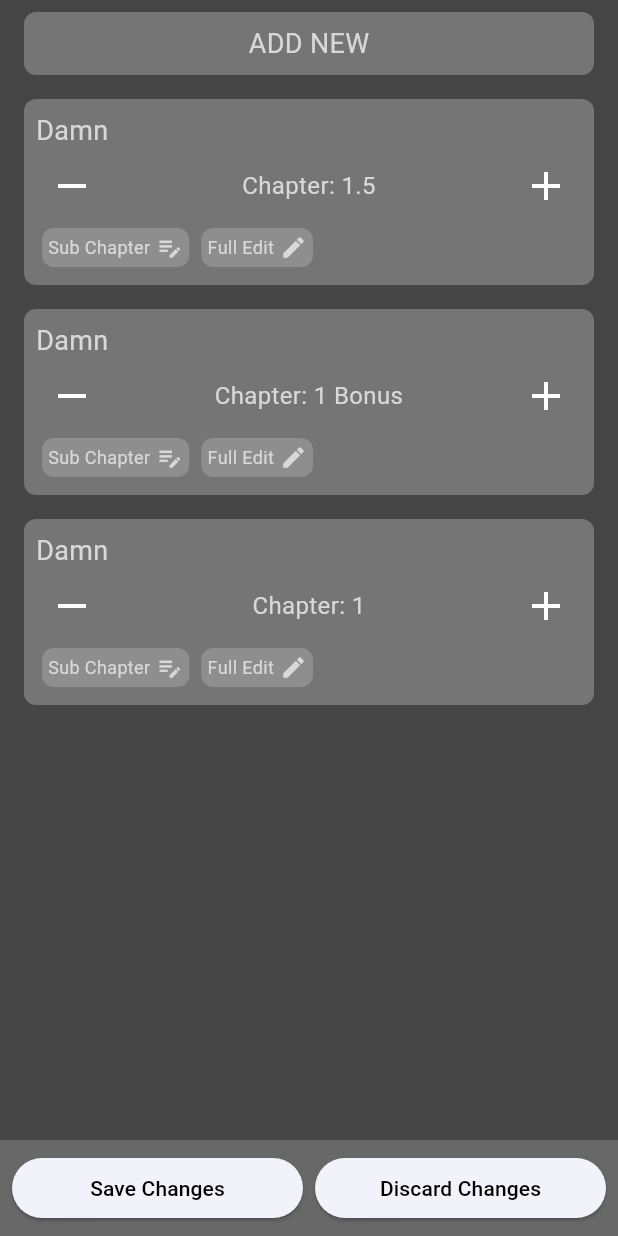
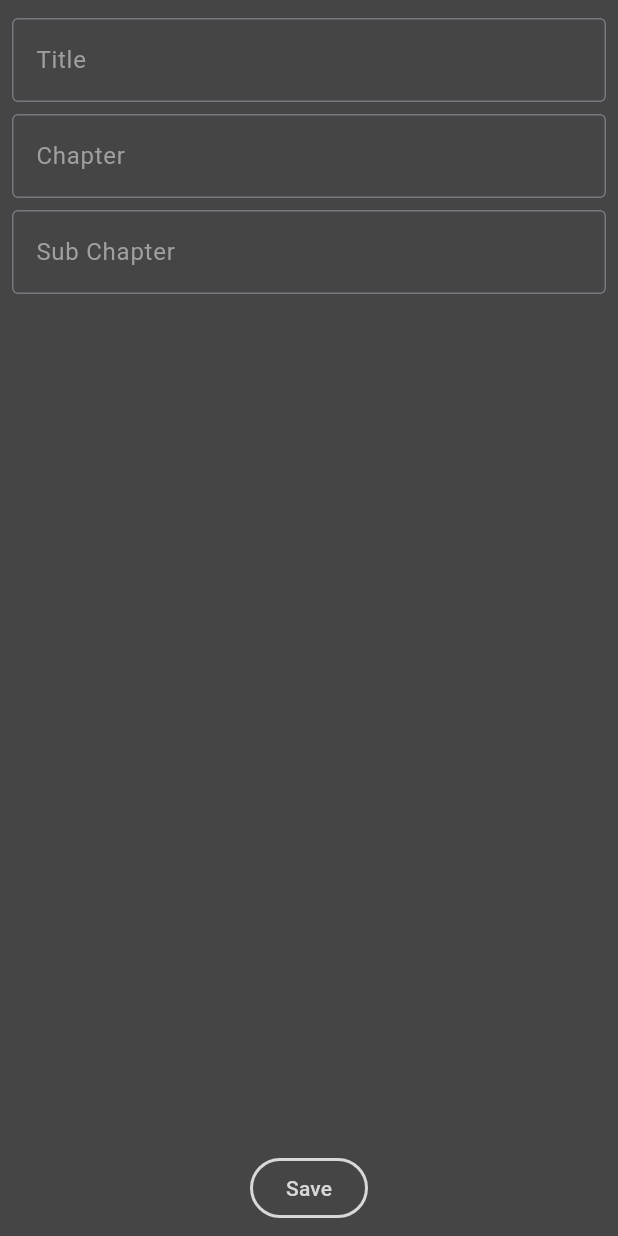
Before and after one commit to Szomti/BookmarkManager, a Flutter app: the HomeScreen screen opened directly, after a tap on "ADD NEW", on a phone screen of 412 x 824 dp. Run offline on Flutter 3.47's test engine with Material 3 defaults, Android fonts, the phone set to English and light mode, and no system bars; our stand-ins replace shared_preferences; accounts and stored records are empty.

Commit message:
Working storage; New bookmark screen;

```diff
--- a/lib/screens/home/library.dart
+++ b/lib/screens/home/library.dart
@@ -4,6 +4,7 @@ import 'package:flutter/material.dart';
 
 import '../../storage/bookmarks/bookmark.dart';
 import '../../storage/bookmarks/bookmarks.dart';
+import '../new_bookmark/library.dart';
 
 part './screen.dart';
 
--- a/lib/screens/home/screen.dart
+++ b/lib/screens/home/screen.dart
@@ -17,71 +17,117 @@ class _HomeScreenState extends State<HomeScreen> {
       body: SafeArea(
         child: Column(
           children: [
-            GestureDetector(
-              behavior: HitTestBehavior.opaque,
-              onTap: () {
-
+            Expanded(
+              child: ListenableBuilder(
+                listenable: BookmarksStorage.instance,
+                builder: (BuildContext context, Widget? child) {
+                  return ListView.builder(
+                    shrinkWrap: true,
+                    itemCount: _bookmarks.length + 1,
+                    itemBuilder: (context, index) {
+                      if (index < _bookmarks.length) {
+                        return _TileWidget(_bookmarks.elementAt(index));
+                      }
+                      return const SizedBox(height: 16);
                     },
-              child: Container(
-                margin: const EdgeInsets.symmetric(vertical: 8, horizontal: 16),
-                padding: const EdgeInsets.all(8.0),
-                decoration: BoxDecoration(
-                  color: const Color(0xFF757575),
-                  borderRadius: BorderRadius.circular(8),
-                ),
-                child: Row(
-                  mainAxisAlignment: MainAxisAlignment.center,
-                  children: [
-                    Text(
-                      'Add New'.toUpperCase(),
-                      style: const TextStyle(
-                        fontSize: 18,
-                        color: Color(0xFFD8D8D8),
-                      ),
-                    ),
-                  ],
-                ),
-              ),
-            ),
-            Expanded(
-              child: ListView.builder(
-                shrinkWrap: true,
-                itemCount: _bookmarks.length,
-                itemBuilder: (context, index) {
-                  return _TileWidget(_bookmarks.elementAt(index));
+                  );
                 },
               ),
             ),
             Container(
-              padding: const EdgeInsets.all(8.0),
-              color: const Color(0xFF686868),
-              child: Row(
+              padding: const EdgeInsets.symmetric(
+                vertical: 8.0,
+                horizontal: 16.0,
+              ),
+              color: const Color(0xFF535353),
+              child: Column(
+                children: [
+                  AnimatedSwitcher(
+                    duration: const Duration(milliseconds: 300),
+                    child: ValueListenableBuilder(
+                      valueListenable: BookmarksStorage.edited,
+                      builder: (BuildContext context, value, Widget? child) {
+                        return AnimatedSwitcher(
+                          duration: const Duration(milliseconds: 300),
+                          child: value
+                              ? Row(
                                   mainAxisAlignment: MainAxisAlignment.center,
                                   children: [
                                     Expanded(
-                    child: ElevatedButton(
-                      onPressed: BookmarksStorage.instance.save,
+                                      child: OutlinedButton(
+                                        onPressed:
+                                            BookmarksStorage.instance.load,
+                                        style: OutlinedButton.styleFrom(
+                                          side: const BorderSide(
+                                            color: Color(0xFFD8D8D8),
+                                            width: 2.0,
+                                          ),
+                                        ),
                                         child: const FittedBox(
                                           fit: BoxFit.scaleDown,
                                           child: Text(
-                          'Save Changes',
-                          style: TextStyle(color: Colors.black),
+                                            'Discard',
+                                            style: TextStyle(
+                                                color: Color(0xFFD8D8D8)),
                                           ),
                                         ),
                                       ),
                                     ),
-                  const SizedBox(width: 8),
+                                    const SizedBox(width: 16),
                                     Expanded(
-                    child: ElevatedButton(
-                      onPressed: BookmarksStorage.instance.load,
+                                      child: OutlinedButton(
+                                        onPressed:
+                                            BookmarksStorage.instance.save,
+                                        style: OutlinedButton.styleFrom(
+                                          side: const BorderSide(
+                                            color: Color(0xFFD8D8D8),
+                                            width: 2.0,
+                                          ),
+                                        ),
                                         child: const FittedBox(
                                           fit: BoxFit.scaleDown,
                                           child: Text(
-                          'Discard Changes',
-                          style: TextStyle(color: Colors.black),
+                                            'Save',
+                                            style: TextStyle(
+                                                color: Color(0xFFD8D8D8)),
                                           ),
                                         ),
                                       ),
+                                    ),
+                                  ],
+                                )
+                              : const SizedBox.shrink(),
+                        );
+                      },
+                    ),
+                  ),
+                  Row(
+                    children: [
+                      Expanded(
+                        child: OutlinedButton(
+                          onPressed: () {
+                            Navigator.push(
+                              context,
+                              MaterialPageRoute(
+                                builder: (_) => const NewBookmarkScreen(),
+                              ),
+                            );
+                          },
+                          style: OutlinedButton.styleFrom(
+                            side: const BorderSide(
+                              color: Color(0xFFD8D8D8),
+                              width: 2.0,
+                            ),
+                          ),
+                          child: Text(
+                            'Add New'.toUpperCase(),
+                            style: const TextStyle(
+                              color: Color(0xFFD8D8D8),
+                            ),
+                          ),
+                        ),
+                      ),
+                    ],
                   ),
                 ],
               ),
--- a/lib/screens/home/tile.dart
+++ b/lib/screens/home/tile.dart
@@ -15,9 +15,9 @@ class _TileWidgetState extends State<_TileWidget> {
   @override
   Widget build(BuildContext context) {
     return Container(
-      margin: const EdgeInsets.symmetric(vertical: 8, horizontal: 16),
+      margin: const EdgeInsets.all(16).copyWith(bottom: 0),
       decoration: BoxDecoration(
-        color: const Color(0xFF757575),
+        color: const Color(0xFF656565),
         borderRadius: BorderRadius.circular(8),
       ),
       child: ListenableBuilder(
@@ -31,9 +31,9 @@ class _TileWidgetState extends State<_TileWidget> {
                   children: [
                     Expanded(
                       child: Text(
-                        _bookmark.text,
+                        _bookmark.title,
                         style: const TextStyle(
-                          fontSize: 18,
+                          fontSize: 15,
                           color: Color(0xFFD8D8D8),
                         ),
                       ),
@@ -50,7 +50,7 @@ class _TileWidgetState extends State<_TileWidget> {
                           'Chapter: ${_bookmark.chapter.info}',
                           textAlign: TextAlign.center,
                           style: const TextStyle(
-                            fontSize: 16,
+                            fontSize: 13,
                             color: Color(0xFFD8D8D8),
                           ),
                         ),
@@ -63,6 +63,11 @@ class _TileWidgetState extends State<_TileWidget> {
                   children: [
                     _createEditBaseBtn('Sub Chapter', Icons.edit_note, () {}),
                     _createEditBaseBtn('Full Edit', Icons.edit, () {}),
+                    _createEditBaseBtn(
+                      'Delete',
+                      Icons.delete_forever,
+                      () => BookmarksStorage.instance.removeBookmark(_bookmark),
+                    ),
                   ],
                 ),
               ],
@@ -91,7 +96,7 @@ class _TileWidgetState extends State<_TileWidget> {
         margin: const EdgeInsets.all(4.0),
         padding: const EdgeInsets.all(4.0),
         decoration: BoxDecoration(
-          color: const Color(0xFF8E8E8E),
+          color: const Color(0xFF7E7E7E),
           borderRadius: BorderRadius.circular(8.0),
         ),
         child: Row(
@@ -120,11 +125,20 @@ class _TileWidgetState extends State<_TileWidget> {
       behavior: HitTestBehavior.opaque,
       onTap: onTap,
       child: Padding(
-        padding: const EdgeInsets.all(8.0),
-        child: Icon(
-          icon,
-          color: Colors.white,
-          size: 32,
+        padding: const EdgeInsets.all(4.0),
+        child: Container(
+          decoration: const BoxDecoration(
+            color: Color(0xFF7E7E7E),
+            shape: BoxShape.circle,
+          ),
+          child: Padding(
+            padding: const EdgeInsets.all(4.0),
+            child: Icon(
+              icon,
+              color: Colors.white,
+              size: 20,
+            ),
+          ),
         ),
       ),
     );
--- a/lib/screens/loading/screen.dart
+++ b/lib/screens/loading/screen.dart
@@ -11,12 +11,7 @@ class _LoadingScreenState extends State<LoadingScreen> {
   @override
   void initState() {
     WidgetsBinding.instance.addPostFrameCallback((_) async {
-      await Future.delayed(const Duration(milliseconds: 250));
-      if (!mounted) return;
-      Navigator.push(
-        context,
-        MaterialPageRoute(builder: (_) => const HomeScreen()),
-      );
+      await _handleLoading();
     });
     super.initState();
   }
@@ -46,11 +41,11 @@ class _LoadingScreenState extends State<LoadingScreen> {
     );
   }
 
-  Future<void> handleLoading() async {
+  Future<void> _handleLoading() async {
     BookmarksStorage.instance.load();
     await Future.delayed(const Duration(milliseconds: 250));
     if (!mounted) return;
-    Navigator.push(
+    Navigator.pushReplacement(
       context,
       MaterialPageRoute(builder: (_) => const HomeScreen()),
     );
--- /dev/null
+++ b/lib/screens/new_bookmark/library.dart
@@ -0,0 +1,7 @@
+library;
+
+import 'package:bookmark_manager/storage/bookmarks/bookmark.dart';
+import 'package:bookmark_manager/storage/bookmarks/bookmarks.dart';
+import 'package:flutter/material.dart';
+
+part './screen.dart';
--- /dev/null
+++ b/lib/screens/new_bookmark/screen.dart
@@ -0,0 +1,123 @@
+part of 'library.dart';
+
+class NewBookmarkScreen extends StatefulWidget {
+  const NewBookmarkScreen({super.key});
+
+  @override
+  State<StatefulWidget> createState() => _NewBookmarkScreenState();
+}
+
+class _NewBookmarkScreenState extends State<NewBookmarkScreen> {
+  static final _titleController = TextEditingController();
+  static final _chapterController = TextEditingController();
+  static final _subChapterController = TextEditingController();
+
+  @override
+  Widget build(BuildContext context) {
+    return Scaffold(
+      backgroundColor: const Color(0xFF454545),
+      body: SafeArea(
+        child: Padding(
+          padding: const EdgeInsets.all(8.0),
+          child: Column(
+            children: [
+              Padding(
+                padding: const EdgeInsets.symmetric(vertical: 4.0),
+                child: TextField(
+                  controller: _titleController,
+                  style: const TextStyle(color: Color(0xFFD8D8D8)),
+                  decoration: const InputDecoration(
+                    labelText: 'Title',
+                    labelStyle: TextStyle(
+                      color: Color(0xFF9F9F9F),
+                    ),
+                    border: OutlineInputBorder(
+                      borderSide: BorderSide(
+                        color: Color(0xFFD8D8D8),
+                        width: 2.0,
+                      ),
+                    ),
+                  ),
+                ),
+              ),
+              Padding(
+                padding: const EdgeInsets.symmetric(vertical: 4.0),
+                child: TextField(
+                  controller: _chapterController,
+                  style: const TextStyle(color: Color(0xFFD8D8D8)),
+                  keyboardType: TextInputType.number,
+                  decoration: const InputDecoration(
+                    labelText: 'Chapter',
+                    labelStyle: TextStyle(
+                      color: Color(0xFF9F9F9F),
+                    ),
+                    border: OutlineInputBorder(
+                      borderSide: BorderSide(
+                        color: Color(0xFFD8D8D8),
+                        width: 2.0,
+                      ),
+                    ),
+                  ),
+                ),
+              ),
+              Padding(
+                padding: const EdgeInsets.symmetric(vertical: 4.0),
+                child: TextField(
+                  controller: _subChapterController,
+                  style: const TextStyle(color: Color(0xFFD8D8D8)),
+                  decoration: const InputDecoration(
+                    labelText: 'Sub Chapter',
+                    labelStyle: TextStyle(
+                      color: Color(0xFF9F9F9F),
+                    ),
+                    border: OutlineInputBorder(
+                      borderSide: BorderSide(
+                        color: Color(0xFFD8D8D8),
+                        width: 2.0,
+                      ),
+                    ),
+                  ),
+                ),
+              ),
+              const Spacer(),
+              OutlinedButton(
+                onPressed: _saveBookmark,
+                style: OutlinedButton.styleFrom(
+                  side: const BorderSide(
+                    color: Color(0xFFD8D8D8),
+                    width: 2.0,
+                  ),
+                ),
+                child: const FittedBox(
+                  fit: BoxFit.scaleDown,
+                  child: Text(
+                    'Save',
+                    style: TextStyle(color: Color(0xFFD8D8D8)),
+                  ),
+                ),
+              ),
+            ],
+          ),
+        ),
+      ),
+    );
+  }
+
+  Future<void> _saveBookmark() async {
+    final title = _titleController.text;
+    final chapter = int.tryParse(_chapterController.text);
+    final subChapter = _subChapterController.text;
+    if (title.isEmpty || chapter == null) return;
+    await BookmarksStorage.instance.addBookmark(
+      Bookmark(
+        title: title,
+        ordinal: BookmarksStorage.count + 1,
+        chapter: Chapter(main: chapter, sub: subChapter),
+      ),
+    );
+    _titleController.clear();
+    _chapterController.clear();
+    _subChapterController.clear();
+    if (mounted) Navigator.pop(context);
+  }
+}
--- a/lib/storage/bookmarks/bookmark.dart
+++ b/lib/storage/bookmarks/bookmark.dart
@@ -1,36 +1,47 @@
+import 'package:bookmark_manager/storage/bookmarks/bookmarks.dart';
 import 'package:flutter/material.dart';
 
-class Bookmark with ChangeNotifier {
+class Bookmark with ChangeNotifier implements Comparable<Bookmark> {
   static const _idKey = 'id';
-  static const _textKey = 'text';
+  static const _titleKey = 'text';
   static const _ordinalKey = 'ordinal';
   static const _chapterKey = 'chapter';
 
   final int id;
-  String _text;
+  String _title;
   int _ordinal;
   Chapter _chapter;
 
   Bookmark({
-    required this.id,
-    required String text,
+    int? id,
+    required String title,
     required int ordinal,
     required Chapter chapter,
-  })  : _text = text,
+  })  : id = BookmarksStorage.count + 1,
+        _title = title,
         _ordinal = ordinal,
-        _chapter = chapter;
+        _chapter = chapter {
+    BookmarksStorage.count += 1;
+  }
 
   Map<String, Object?> toJson() {
     return {
       _idKey: id,
-      _textKey: _text,
+      _titleKey: _title,
       _ordinalKey: _ordinal,
       _chapterKey: _chapter.toJson(),
     };
   }
 
-  static Bookmark fromJson(Map<String, Object?> object) {
-    throw ('Not implemented yet');
+  static Bookmark fromJson(Map<String, Object?> jsonObject) {
+    return Bookmark(
+      id: jsonObject[_idKey] as int,
+      title: jsonObject[_titleKey] as String,
+      ordinal: jsonObject[_ordinalKey] as int,
+      chapter: Chapter.fromJson(
+        jsonObject[_chapterKey] as Map<String, Object?>,
+      ),
+    );
   }
 
   @override
@@ -38,11 +49,11 @@ class Bookmark with ChangeNotifier {
       identical(this, other) ||
       other is Bookmark && runtimeType == other.runtimeType && id == other.id;
 
-  String get text => _text;
+  String get title => _title;
 
-  set text(String value) {
-    _text = value;
-    notifyListeners();
+  set title(String value) {
+    _title = value;
+    _handleEdit();
   }
 
   @override
@@ -52,14 +63,24 @@ class Bookmark with ChangeNotifier {
 
   set ordinal(int value) {
     _ordinal = value;
-    notifyListeners();
+    _handleEdit();
   }
 
   Chapter get chapter => _chapter;
 
   set chapter(Chapter value) {
     _chapter = value;
+    _handleEdit();
+  }
+
+  void _handleEdit() {
     notifyListeners();
+    BookmarksStorage.changeEdited(true);
+  }
+
+  @override
+  int compareTo(Bookmark other) {
+    return ordinal.compareTo(other.ordinal);
   }
 }
 
@@ -83,4 +104,11 @@ class Chapter {
       _subKey: sub,
     };
   }
+
+  static Chapter fromJson(Map<String, Object?> jsonObject) {
+    return Chapter(
+      main: jsonObject[_mainKey] as int,
+      sub: jsonObject[_subKey] as String,
+    );
+  }
 }
--- a/lib/storage/bookmarks/bookmarks.dart
+++ b/lib/storage/bookmarks/bookmarks.dart
@@ -1,40 +1,23 @@
 import 'dart:collection';
 import 'dart:convert';
 
+import 'package:flutter/material.dart';
 import 'package:shared_preferences/shared_preferences.dart';
 
 import 'bookmark.dart';
 
-class BookmarksStorage {
+class BookmarksStorage with ChangeNotifier {
   static const _iterableKey = 'BOOKMARKS_ITERABLE';
   static const _countKey = 'BOOKMARKS_COUNT';
   static const _defaultCount = 0;
   static final instance = BookmarksStorage._();
   static final SplayTreeSet<Bookmark> _items = SplayTreeSet<Bookmark>();
   static int count = _defaultCount;
+  static ValueNotifier<bool> edited = ValueNotifier(false);
 
   BookmarksStorage._();
 
-  Iterable<Bookmark> get items => [
-        Bookmark(
-          id: 1,
-          text: 'Damn',
-          ordinal: 1,
-          chapter: Chapter(main: 1, sub: '.5'),
-        ),
-        Bookmark(
-          id: 2,
-          text: 'Damn',
-          ordinal: 2,
-          chapter: Chapter(main: 1, sub: ' Bonus'),
-        ),
-        Bookmark(
-          id: 3,
-          text: 'Damn',
-          ordinal: 3,
-          chapter: Chapter(main: 1),
-        ),
-      ]; //_items.toList();
+  Iterable<Bookmark> get items => _items.toList();
 
   Future<void> load() async {
     final prefs = await SharedPreferences.getInstance();
@@ -46,12 +29,26 @@ class BookmarksStorage {
         Bookmark.fromJson(json.decode(item) as Map<String, Object?>),
       );
     }
+    notifyListeners();
+    changeEdited(false);
+  }
+
+  Future<void> addBookmark(Bookmark bookmark) async {
+    _items.add(bookmark);
+    await save();
+  }
+
+  Future<void> removeBookmark(Bookmark bookmark) async {
+    _items.remove(bookmark);
+    await save();
   }
 
   Future<void> save() async {
     final prefs = await SharedPreferences.getInstance();
     prefs.setInt(_countKey, count);
     prefs.setStringList(_iterableKey, _bookmarksToSave().toList());
+    notifyListeners();
+    changeEdited(false);
   }
 
   Iterable<String> _bookmarksToSave() sync* {
@@ -59,4 +56,9 @@ class BookmarksStorage {
       yield json.encode(bookmark.toJson());
     }
   }
+
+  static void changeEdited(bool newValue) {
+    if(edited.value == newValue) return;
+    edited.value = newValue;
+  }
 }
```
Lines whose indentation alone changed are shown as unchanged.
